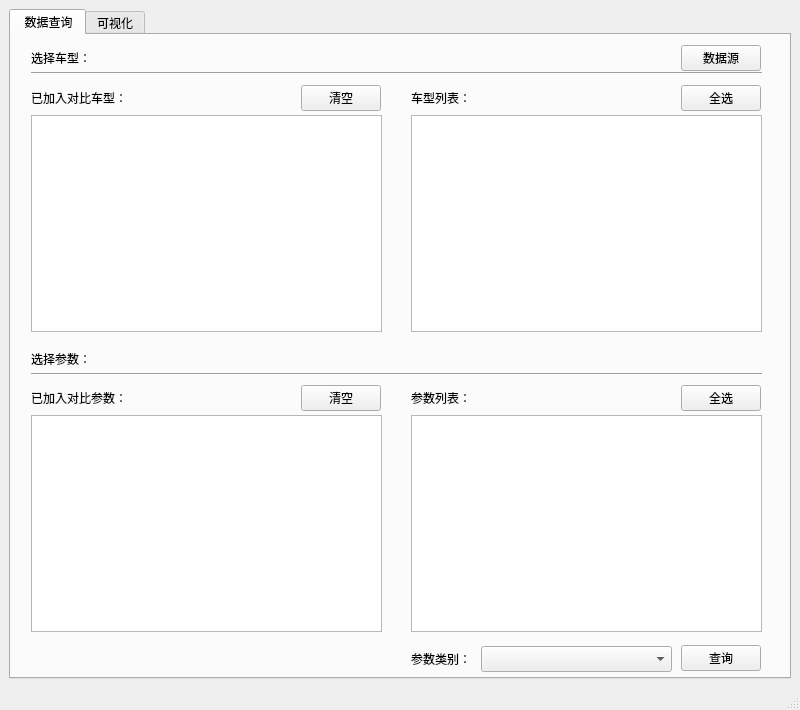
anthelionztn/BenchMarkApp, file mainWindowUI.ui: the form before one commit.
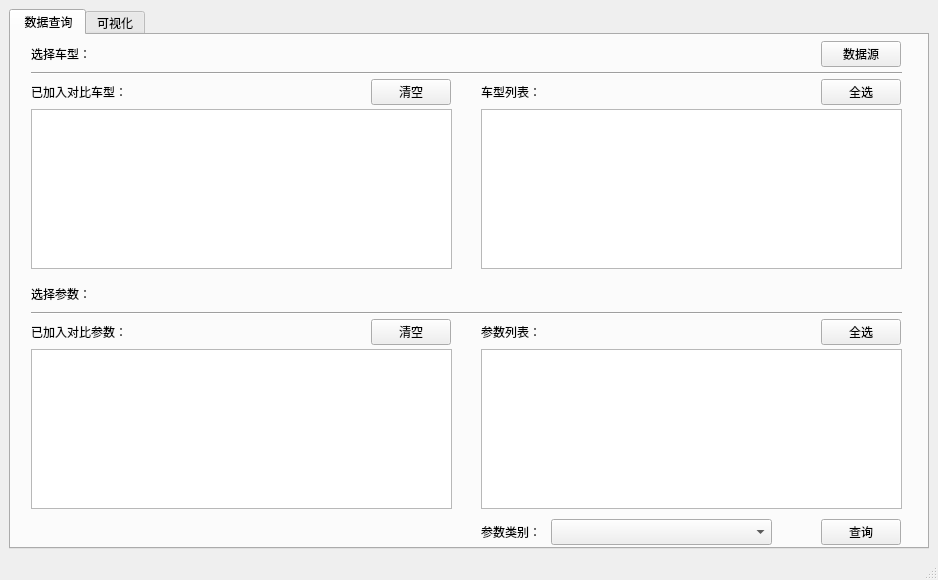
The form after the commit.

Commit message: Adjust widget size.

Diff of the .ui file:
```diff
--- a/mainWindowUI.ui
+++ b/mainWindowUI.ui
@@ -6,20 +6,20 @@
    <rect>
     <x>0</x>
     <y>0</y>
-    <width>800</width>
-       <height>710</height>
+       <width>938</width>
+       <height>580</height>
    </rect>
   </property>
   <property name="minimumSize">
    <size>
-    <width>800</width>
-       <height>710</height>
+       <width>938</width>
+       <height>580</height>
    </size>
   </property>
   <property name="maximumSize">
    <size>
-    <width>800</width>
-       <height>710</height>
+       <width>938</width>
+       <height>580</height>
    </size>
   </property>
   <property name="windowTitle">
@@ -40,9 +40,9 @@
         <property name="geometry">
          <rect>
           <x>20</x>
-             <y>80</y>
-          <width>351</width>
-             <height>217</height>
+             <y>74</y>
+             <width>421</width>
+             <height>160</height>
          </rect>
         </property>
        </widget>
@@ -50,7 +50,7 @@
         <property name="geometry">
          <rect>
           <x>20</x>
-             <y>50</y>
+             <y>44</y>
           <width>104</width>
           <height>26</height>
          </rect>
@@ -63,7 +63,7 @@
         <property name="geometry">
          <rect>
           <x>20</x>
-          <y>10</y>
+             <y>6</y>
           <width>101</width>
           <height>26</height>
          </rect>
@@ -75,10 +75,10 @@
        <widget class="QListWidget" name="listWidget_carSelect">
         <property name="geometry">
          <rect>
-          <x>400</x>
-             <y>80</y>
-          <width>351</width>
-             <height>217</height>
+             <x>470</x>
+             <y>74</y>
+             <width>421</width>
+             <height>160</height>
          </rect>
         </property>
        </widget>
@@ -86,7 +86,7 @@
         <property name="geometry">
          <rect>
           <x>20</x>
-             <y>311</y>
+             <y>246</y>
           <width>101</width>
           <height>26</height>
          </rect>
@@ -99,7 +99,7 @@
         <property name="geometry">
          <rect>
           <x>20</x>
-             <y>350</y>
+             <y>284</y>
           <width>104</width>
           <height>26</height>
          </rect>
@@ -112,17 +112,17 @@
         <property name="geometry">
          <rect>
           <x>20</x>
-             <y>380</y>
-          <width>351</width>
-             <height>217</height>
+             <y>314</y>
+             <width>421</width>
+             <height>160</height>
          </rect>
         </property>
        </widget>
        <widget class="QPushButton" name="pushButton_paraClear">
         <property name="geometry">
          <rect>
-          <x>290</x>
-             <y>350</y>
+             <x>360</x>
+             <y>284</y>
           <width>80</width>
           <height>26</height>
          </rect>
@@ -134,8 +134,8 @@
        <widget class="QPushButton" name="pushButton_query">
         <property name="geometry">
          <rect>
-          <x>670</x>
-             <y>610</y>
+             <x>810</x>
+             <y>484</y>
           <width>80</width>
           <height>26</height>
          </rect>
@@ -152,7 +152,7 @@
          <rect>
           <x>20</x>
           <y>30</y>
-          <width>731</width>
+             <width>871</width>
           <height>16</height>
          </rect>
         </property>
@@ -164,8 +164,8 @@
         <property name="geometry">
          <rect>
           <x>20</x>
-             <y>331</y>
-          <width>731</width>
+             <y>270</y>
+             <width>871</width>
           <height>16</height>
          </rect>
         </property>
@@ -176,8 +176,8 @@
        <widget class="QLabel" name="label_carList">
         <property name="geometry">
          <rect>
-          <x>400</x>
-             <y>50</y>
+             <x>470</x>
+             <y>44</y>
           <width>104</width>
           <height>26</height>
          </rect>
@@ -189,8 +189,8 @@
        <widget class="QLabel" name="label_paraList">
         <property name="geometry">
          <rect>
-          <x>400</x>
-             <y>350</y>
+             <x>470</x>
+             <y>284</y>
           <width>104</width>
           <height>26</height>
          </rect>
@@ -202,8 +202,8 @@
        <widget class="QPushButton" name="pushButton_carClear">
         <property name="geometry">
          <rect>
-          <x>290</x>
-             <y>50</y>
+             <x>360</x>
+             <y>44</y>
           <width>80</width>
           <height>26</height>
          </rect>
@@ -215,8 +215,8 @@
        <widget class="QPushButton" name="pushButton_paraAllSelect">
         <property name="geometry">
          <rect>
-          <x>670</x>
-             <y>350</y>
+             <x>810</x>
+             <y>284</y>
           <width>80</width>
           <height>26</height>
          </rect>
@@ -228,8 +228,8 @@
        <widget class="QPushButton" name="pushButton_carAllSelect">
         <property name="geometry">
          <rect>
-          <x>670</x>
-             <y>50</y>
+             <x>810</x>
+             <y>44</y>
           <width>80</width>
           <height>26</height>
          </rect>
@@ -241,8 +241,8 @@
        <widget class="QPushButton" name="pushButton_dataSource">
         <property name="geometry">
          <rect>
-          <x>670</x>
-          <y>10</y>
+             <x>810</x>
+             <y>6</y>
           <width>80</width>
           <height>26</height>
          </rect>
@@ -254,19 +254,19 @@
        <widget class="QListWidget" name="listWidget_paraList">
         <property name="geometry">
          <rect>
-          <x>400</x>
-             <y>380</y>
-          <width>351</width>
-             <height>217</height>
+             <x>470</x>
+             <y>314</y>
+             <width>421</width>
+             <height>160</height>
          </rect>
         </property>
        </widget>
        <widget class="QComboBox" name="comboBox_cate">
         <property name="geometry">
          <rect>
-          <x>470</x>
-             <y>611</y>
-          <width>191</width>
+             <x>540</x>
+             <y>484</y>
+             <width>221</width>
           <height>26</height>
          </rect>
         </property>
@@ -274,8 +274,8 @@
        <widget class="QLabel" name="label_cate">
         <property name="geometry">
          <rect>
-          <x>400</x>
-             <y>611</y>
+             <x>470</x>
+             <y>484</y>
           <width>104</width>
           <height>26</height>
          </rect>
```
Left out of the diff: 82 changed lines with no effect on the pictures. The commit also changes 1 other file.
